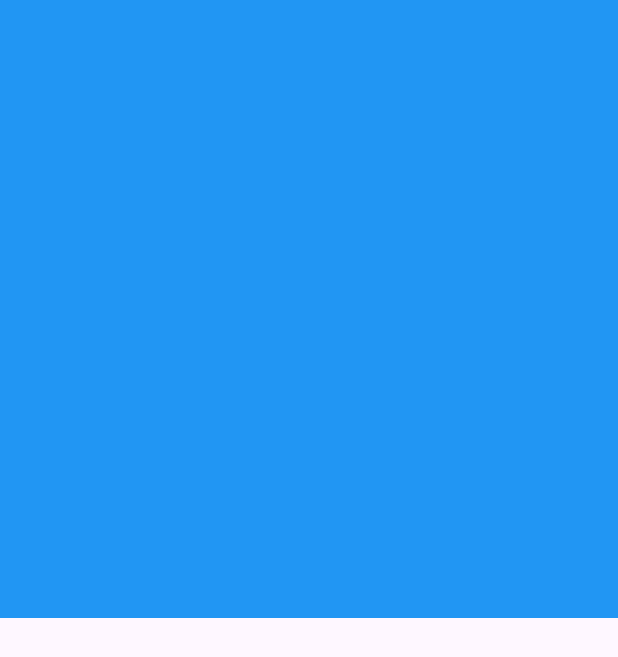
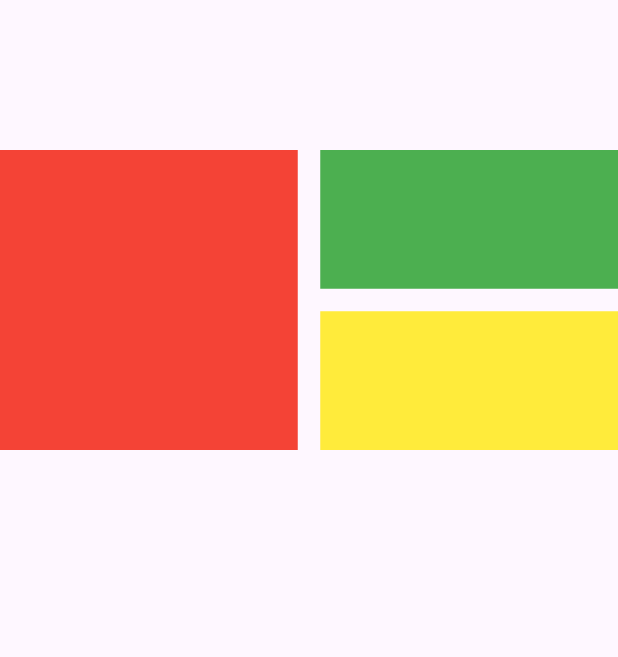
Before and after one commit to George-Samir88/responsive_UI, a Flutter app: the screen it shows after launch, on a phone screen of 412 x 824 dp. Shown: the top 657 px of the screen. Run offline on Flutter 3.47's test engine with Material 3 defaults, Android fonts, the phone set to English and light mode, and no system bars.

Commit message:
Intrinsic Height

```diff
--- a/lib/main.dart
+++ b/lib/main.dart
@@ -60,7 +60,7 @@ class MediaQueryTest extends StatelessWidget {
             itemBuilder: (context, index) {
               return const FittedBox(child: Icon(Icons.ac_unit));
             }),*/
-        body: Align(
+        /*body: Align(
           alignment: Alignment.topCenter,
           child: AspectRatio(
             aspectRatio: 1,
@@ -68,6 +68,50 @@ class MediaQueryTest extends StatelessWidget {
               width: MediaQuery.of(context).size.width,
               color: Colors.blue,
             ),
+          ),
+        ),*/
+        body: SingleChildScrollView(
+          child: Column(
+            children: [
+              const SizedBox(
+                height: 100,
+              ),
+              //IntrinsicHeight is widget used when you wanna make the parent widget(row) take its height from the biggest child which contain it
+              IntrinsicHeight(
+                child: Row(
+                  children: [
+                    Expanded(
+                      child: Container(
+                        color: Colors.red,
+                        height: 200,
+                      ),
+                    ),
+                    const SizedBox(
+                      width: 15,
+                    ),
+                    Expanded(
+                      child: Column(
+                        children: [
+                          Expanded(
+                            child: Container(
+                              color: Colors.green,
+                            ),
+                          ),
+                          const SizedBox(
+                            height: 15,
+                          ),
+                          Expanded(
+                            child: Container(
+                              color: Colors.yellow,
+                            ),
+                          ),
+                        ],
+                      ),
+                    ),
+                  ],
+                ),
+              ),
+            ],
           ),
         ),
       ),
```
